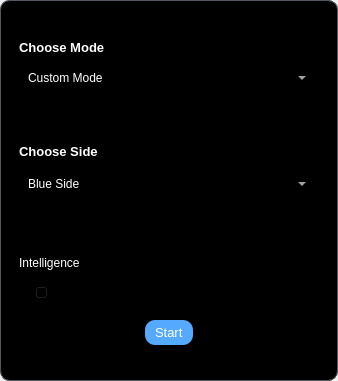
Above: ui/dialogs/open_practice_draft.ui from elian-olbz/mlbb-drafting-and-simulation-tools before the change. Below: the same form after it.
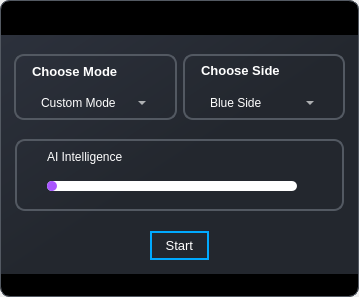
That is the form after the change. Icons and pictures are not drawn.

```diff
--- a/ui/dialogs/open_practice_draft.ui
+++ b/ui/dialogs/open_practice_draft.ui
@@ -6,8 +6,8 @@
    <rect>
     <x>0</x>
     <y>0</y>
-    <width>338</width>
-    <height>381</height>
+    <width>359</width>
+    <height>297</height>
    </rect>
   </property>
   <property name="sizePolicy">
@@ -66,7 +66,7 @@
        <number>0</number>
       </property>
       <property name="bottomMargin">
-       <number>0</number>
+       <number>15</number>
       </property>
       <item alignment="Qt::AlignTop">
        <widget class="QWidget" name="main_widget" native="true">
@@ -138,7 +138,7 @@
              <number>0</number>
             </property>
             <property name="bottomMargin">
-             <number>0</number>
+             <number>4</number>
             </property>
             <item alignment="Qt::AlignRight">
              <widget class="QPushButton" name="exit_button">
@@ -160,13 +160,13 @@
            </layout>
           </widget>
          </item>
-         <item alignment="Qt::AlignTop">
-          <widget class="QFrame" name="players_frame">
-           <property name="sizePolicy">
-            <sizepolicy hsizetype="Preferred" vsizetype="Expanding">
-             <horstretch>0</horstretch>
-             <verstretch>0</verstretch>
-            </sizepolicy>
+         <item>
+          <widget class="QFrame" name="frame">
+           <property name="styleSheet">
+            <string notr="true">QFrame #frame{
+background-color: qlineargradient(spread:pad, x1:0, y1:0, x2:1, y2:1, stop:0 rgba(44, 49, 60, 255), stop:0.521368 rgba(35, 39, 46, 255));
+border-radius: 0px;
+}</string>
            </property>
            <property name="frameShape">
             <enum>QFrame::StyledPanel</enum>
@@ -174,30 +174,48 @@
            <property name="frameShadow">
             <enum>QFrame::Raised</enum>
            </property>
-           <layout class="QVBoxLayout" name="verticalLayout_9">
+           <layout class="QVBoxLayout" name="verticalLayout_13">
             <property name="spacing">
-             <number>0</number>
+             <number>10</number>
             </property>
             <property name="leftMargin">
-             <number>0</number>
+             <number>4</number>
             </property>
             <property name="topMargin">
-             <number>0</number>
+             <number>10</number>
             </property>
             <property name="rightMargin">
-             <number>0</number>
+             <number>4</number>
             </property>
             <property name="bottomMargin">
-             <number>10</number>
+             <number>6</number>
             </property>
+            <item>
+             <widget class="QFrame" name="frame_2">
+              <property name="frameShape">
+               <enum>QFrame::StyledPanel</enum>
+              </property>
+              <property name="frameShadow">
+               <enum>QFrame::Raised</enum>
+              </property>
+              <layout class="QHBoxLayout" name="horizontalLayout">
             <item>
              <widget class="QWidget" name="mode_container" native="true">
+                 <property name="styleSheet">
+                  <string notr="true">QWidget #mode_container{
+border-radius:10px;
+border: 2px solid; 
+border-color:rgb(83, 89, 98);
+}
+
+</string>
+                 </property>
               <layout class="QVBoxLayout" name="verticalLayout_8">
                <property name="topMargin">
                 <number>0</number>
                </property>
                <property name="bottomMargin">
-                <number>40</number>
+                   <number>0</number>
                </property>
                <item>
                 <widget class="QFrame" name="mode_frame">
@@ -225,7 +243,7 @@
                    </widget>
                   </item>
                   <item>
-                   <widget class="QFrame" name="frame_3">
+                      <widget class="QFrame" name="frame_5">
                     <property name="frameShape">
                      <enum>QFrame::StyledPanel</enum>
                     </property>
@@ -235,6 +253,12 @@
                     <layout class="QVBoxLayout" name="verticalLayout_12">
                      <item>
                       <widget class="QComboBox" name="mode_combo_box">
+                          <property name="maximumSize">
+                           <size>
+                            <width>180</width>
+                            <height>16777215</height>
+                           </size>
+                          </property>
                        <item>
                         <property name="text">
                          <string>Custom Mode</string>
@@ -258,6 +282,15 @@
             </item>
             <item>
              <widget class="QWidget" name="side_container" native="true">
+                 <property name="styleSheet">
+                  <string notr="true">QWidget #side_container{
+border-radius:10px;
+border: 2px solid; 
+border-color:rgb(83, 89, 98);
+}
+
+</string>
+                 </property>
               <layout class="QVBoxLayout" name="verticalLayout_7">
                <property name="topMargin">
                 <number>0</number>
@@ -265,7 +298,7 @@
                <property name="bottomMargin">
                 <number>0</number>
                </property>
-               <item>
+                  <item alignment="Qt::AlignVCenter">
                 <widget class="QFrame" name="side_frame">
                  <property name="sizePolicy">
                   <sizepolicy hsizetype="Preferred" vsizetype="Expanding">
@@ -284,7 +317,7 @@
                    <number>8</number>
                   </property>
                   <property name="bottomMargin">
-                   <number>40</number>
+                      <number>0</number>
                   </property>
                   <item>
                    <widget class="QLabel" name="label">
@@ -300,7 +333,7 @@
                    </widget>
                   </item>
                   <item>
-                   <widget class="QFrame" name="frame_2">
+                      <widget class="QFrame" name="frame_3">
                     <property name="frameShape">
                      <enum>QFrame::StyledPanel</enum>
                     </property>
@@ -325,6 +358,12 @@
                      </property>
                      <item>
                       <widget class="QComboBox" name="side_combo_box">
+                          <property name="maximumSize">
+                           <size>
+                            <width>180</width>
+                            <height>16777215</height>
+                           </size>
+                          </property>
                        <item>
                         <property name="text">
                          <string>Blue Side</string>
@@ -343,8 +382,53 @@
                  </layout>
                 </widget>
                </item>
+                 </layout>
+                </widget>
+               </item>
+              </layout>
+             </widget>
+            </item>
                <item>
-                <widget class="QFrame" name="ai_frame">
+             <widget class="QFrame" name="players_frame">
+              <property name="sizePolicy">
+               <sizepolicy hsizetype="Preferred" vsizetype="Expanding">
+                <horstretch>0</horstretch>
+                <verstretch>0</verstretch>
+               </sizepolicy>
+              </property>
+              <property name="frameShape">
+               <enum>QFrame::StyledPanel</enum>
+              </property>
+              <property name="frameShadow">
+               <enum>QFrame::Raised</enum>
+              </property>
+              <layout class="QVBoxLayout" name="verticalLayout_9">
+               <property name="spacing">
+                <number>15</number>
+               </property>
+               <property name="leftMargin">
+                <number>10</number>
+               </property>
+               <property name="topMargin">
+                <number>0</number>
+               </property>
+               <property name="rightMargin">
+                <number>10</number>
+               </property>
+               <property name="bottomMargin">
+                <number>10</number>
+               </property>
+               <item>
+                <widget class="QFrame" name="slider_container">
+                 <property name="styleSheet">
+                  <string notr="true">QFrame #slider_container{
+border-radius:10px;
+border: 2px solid; 
+border-color:rgb(83, 89, 98);
+}
+
+</string>
+                 </property>
                  <property name="frameShape">
                   <enum>QFrame::StyledPanel</enum>
                  </property>
@@ -355,21 +439,27 @@
                   <property name="spacing">
                    <number>15</number>
                   </property>
+                  <property name="leftMargin">
+                   <number>30</number>
+                  </property>
+                  <property name="rightMargin">
+                   <number>30</number>
+                  </property>
                   <property name="bottomMargin">
-                   <number>10</number>
+                   <number>15</number>
                   </property>
                   <item>
                    <widget class="QLabel" name="label_3">
                     <property name="text">
-                     <string>Intelligence</string>
+                     <string>AI Intelligence</string>
                     </property>
                    </widget>
                   </item>
                   <item alignment="Qt::AlignHCenter">
-                   <widget class="QFrame" name="frame">
+                   <widget class="QFrame" name="frame_4">
                     <property name="minimumSize">
                      <size>
-                      <width>300</width>
+                      <width>0</width>
                       <height>0</height>
                      </size>
                     </property>
@@ -381,7 +471,7 @@
                     </property>
                     <layout class="QVBoxLayout" name="verticalLayout_10">
                      <property name="leftMargin">
-                      <number>15</number>
+                      <number>0</number>
                      </property>
                      <property name="topMargin">
                       <number>0</number>
@@ -392,14 +482,50 @@
                      <property name="bottomMargin">
                       <number>0</number>
                      </property>
-                     <item>
+                     <item alignment="Qt::AlignHCenter">
                       <widget class="QSlider" name="ai_slider">
+                       <property name="minimumSize">
+                        <size>
+                         <width>250</width>
+                         <height>10</height>
+                        </size>
+                       </property>
                        <property name="maximumSize">
                         <size>
-                         <width>300</width>
+                         <width>250</width>
                          <height>16777215</height>
                         </size>
                        </property>
+                       <property name="styleSheet">
+                        <string notr="true">QSlider {
+    min-height: 10px;
+}
+
+QSlider::groove:horizontal {
+    border: 0px;
+    background: white;
+    height: 10px;
+    border-radius: 5px;
+}
+
+QSlider::handle {
+	background-color: rgb(170, 85, 255);
+    height: 10px;
+    width: 10px;
+    border-radius: 5px;
+}
+
+QSlider::sub-page:horizontal {
+    
+	background-color: rgb(170, 170, 255);
+    border-top-left-radius: 5px;
+    border-bottom-left-radius: 5px;
+}
+
+QRangeSlider {
+    qproperty-barColor: qlineargradient(x1:0, y1:0, x2:1, y2:1, stop:0 #227, stop:1 #77a);
+}</string>
+                       </property>
                        <property name="minimum">
                         <number>-5</number>
                        </property>
@@ -426,10 +552,7 @@
               </layout>
              </widget>
             </item>
-           </layout>
-          </widget>
-         </item>
-         <item alignment="Qt::AlignBottom">
+            <item>
           <widget class="QFrame" name="button_frame">
            <property name="frameShape">
             <enum>QFrame::StyledPanel</enum>
@@ -451,9 +574,9 @@
              <number>0</number>
             </property>
             <property name="bottomMargin">
-             <number>15</number>
-            </property>
-            <item alignment="Qt::AlignHCenter">
+                <number>8</number>
+               </property>
+               <item alignment="Qt::AlignHCenter|Qt::AlignVCenter">
              <widget class="QPushButton" name="start_button">
               <property name="font">
                <font>
@@ -461,11 +584,17 @@
                </font>
               </property>
               <property name="styleSheet">
-               <string notr="true">background-color: rgb(85, 170, 255);</string>
+                  <string notr="true">border-radius: 16px;
+border: 2px solid; 
+border-color:rgb(83, 89, 98);
+border-color: rgb(0, 170, 255);</string>
               </property>
               <property name="text">
-               <string>Start</string>
-              </property>
+                  <string> Start </string>
+                 </property>
+                </widget>
+               </item>
+              </layout>
              </widget>
             </item>
            </layout>
```
Lines whose indentation alone changed are shown as unchanged.
